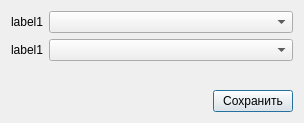
This is userActionAnalysis/propertiesDialog.ui in qreal/tools as Qt 5 draws it before an edit. The edited form follows.
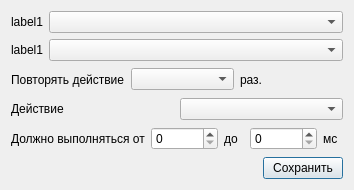
This is the edited form.

Commit message: added duration, repeat count and mandatory action as property of actions (in property dialog), without corresponding functionality

```diff
--- a/userActionAnalysis/propertiesDialog.ui
+++ b/userActionAnalysis/propertiesDialog.ui
@@ -6,8 +6,8 @@
    <rect>
     <x>0</x>
     <y>0</y>
-    <width>304</width>
-    <height>123</height>
+    <width>354</width>
+    <height>190</height>
    </rect>
   </property>
   <property name="windowTitle">
@@ -38,6 +38,83 @@
      </item>
     </layout>
    </item>
+   <item>
+    <layout class="QHBoxLayout" name="horizontalLayout_2">
+     <item>
+      <widget class="QLabel" name="label">
+       <property name="text">
+        <string>Повторять действие</string>
+       </property>
+      </widget>
+     </item>
+     <item>
+      <widget class="QComboBox" name="repeatComboBox"/>
+     </item>
+     <item>
+      <widget class="QLabel" name="label_2">
+       <property name="text">
+        <string>раз.</string>
+       </property>
+      </widget>
+     </item>
+    </layout>
+   </item>
+   <item>
+    <layout class="QHBoxLayout" name="horizontalLayout_3">
+     <item>
+      <widget class="QLabel" name="label_3">
+       <property name="text">
+        <string>Действие</string>
+       </property>
+      </widget>
+     </item>
+     <item>
+      <widget class="QComboBox" name="keyComboBox"/>
+     </item>
+    </layout>
+   </item>
+   <item>
+    <layout class="QHBoxLayout" name="horizontalLayout_4">
+     <item>
+      <widget class="QLabel" name="label_4">
+       <property name="text">
+        <string>Должно выполняться от</string>
+       </property>
+      </widget>
+     </item>
+     <item>
+      <widget class="QSpinBox" name="fromSpinBox">
+       <property name="maximum">
+        <number>100000</number>
+       </property>
+      </widget>
+     </item>
+     <item>
+      <widget class="QLabel" name="label_5">
+       <property name="text">
+        <string>до</string>
+       </property>
+       <property name="margin">
+        <number>0</number>
+       </property>
+      </widget>
+     </item>
+     <item>
+      <widget class="QSpinBox" name="toSpinBox">
+       <property name="maximum">
+        <number>100000</number>
+       </property>
+      </widget>
+     </item>
+     <item>
+      <widget class="QLabel" name="label_6">
+       <property name="text">
+        <string>мс</string>
+       </property>
+      </widget>
+     </item>
+    </layout>
+   </item>
    <item>
     <layout class="QHBoxLayout" name="horizontalLayout">
      <item>
```
The commit also changes 8 other files.
